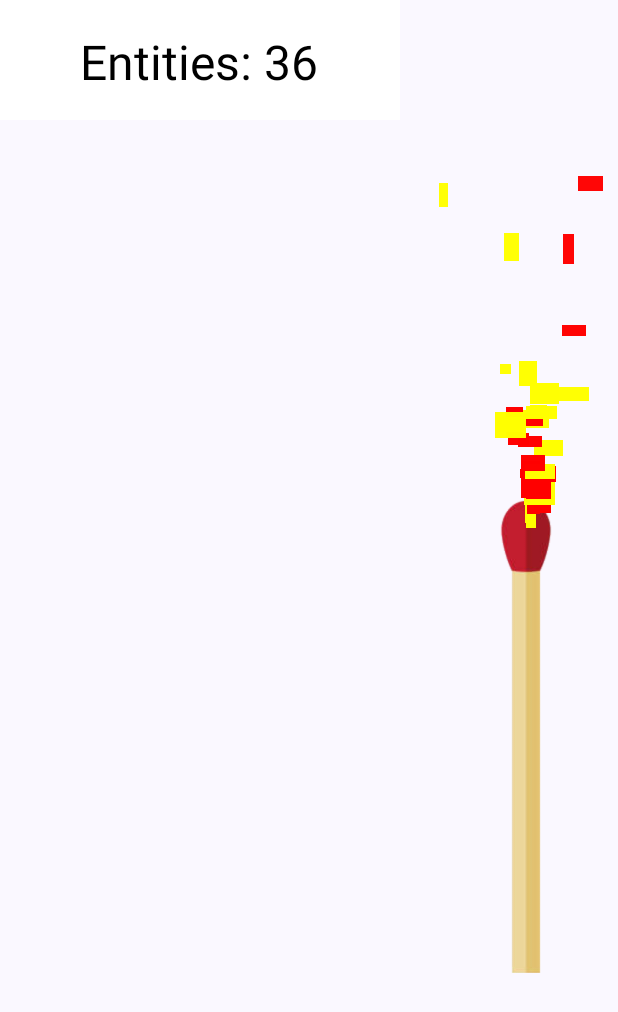
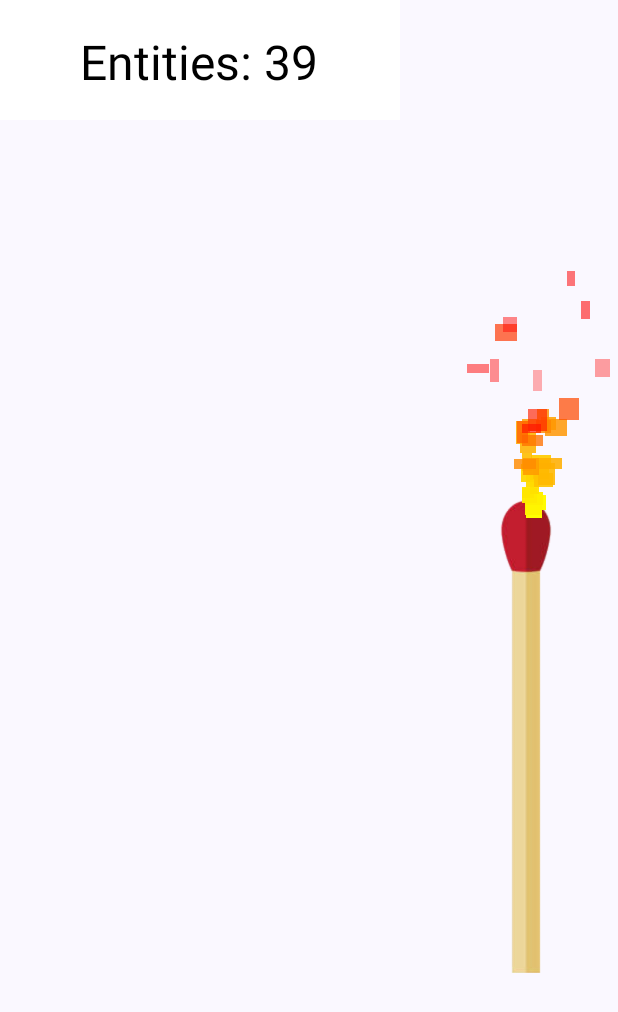
Before and after one commit to jschnall/ParticleOverlay, an Android app built with Jetpack Compose: the screen it shows after launch (MainActivity), on a phone screen of 412 x 824 dp. Shown: the top 1012 px of the screen. Run offline under Robolectric (Android 15) with nearby library versions, the phone set to English and light mode, and no system bars.

Commit message:
Added color param and ability to change color over time

```diff
--- a/app/src/main/java/dev/wary/particle/engine/Emitter.kt
+++ b/app/src/main/java/dev/wary/particle/engine/Emitter.kt
@@ -1,6 +1,5 @@
 package dev.wary.particle.engine
 
-import android.graphics.Color
 import kotlin.math.abs
 import kotlin.random.Random
 
@@ -27,8 +26,7 @@ class TemplateParticleBuilder(val template: Particle): ParticleBuilder {
             acceleration = template.acceleration.copy(),
             drawableResId = template.drawableResId,
             color = template.color,
-            alpha = template.alpha,
-            alphaChange = template.alphaChange
+            colorChange = template.colorChange
     )
 }
 
@@ -42,9 +40,8 @@ class RangedParticleBuilder(val params: ParticleParams): ParticleBuilder {
             velocity = Point(params.vx.value, params.vy.value),
             acceleration = Point(params.ax.value, params.ay.value),
             drawableResId = params.drawableResIds?.value,
-            color = params.colors.value,
-            alpha = params.alpha?.let { params.alpha.value },
-            alphaChange = params.alphaChange.value
+            color = params.color.value,
+            colorChange = params.colorChange.value
         )
     }
 }
@@ -99,7 +96,8 @@ class ParticleEmitter(
     velocity: Point = Point(0.0, 0.0),
     acceleration: Point = Point(0.0, 0.0),
     drawableResId: Int? = null,
-    color: Int = Color.TRANSPARENT
+    color: DoubleColor = android.graphics.Color.TRANSPARENT.toDoubleColor(),
+    colorChange: DoubleColor = DoubleColor()
 ): Particle(
     lifeSpan = lifeSpan,
     width = width,
@@ -108,7 +106,8 @@ class ParticleEmitter(
     velocity = velocity,
     acceleration = acceleration,
     drawableResId = drawableResId,
-    color = color
+    color = color,
+    colorChange = colorChange
 ), Emitter, Source {
     override fun emit() = builder.build(this)
     override fun startPosition() = source?.startPosition() ?: position
--- a/app/src/main/java/dev/wary/particle/engine/Engine.kt
+++ b/app/src/main/java/dev/wary/particle/engine/Engine.kt
@@ -90,9 +90,7 @@ class ParticleEngine(
         particle.velocity.x += particle.acceleration.x * elapsedTime
         particle.velocity.y += particle.acceleration.y * elapsedTime
 
-        particle.alpha?.let {
-            particle.alpha = (it + (particle.alphaChange * elapsedTime)).coerceIn(0.0, 255.0)
-        }
+        particle.color += particle.colorChange * elapsedTime
     }
 
     private fun handleCollisions(particle: Particle, vxFrame: Double, vyFrame: Double) {
--- a/app/src/main/java/dev/wary/particle/engine/Particle.kt
+++ b/app/src/main/java/dev/wary/particle/engine/Particle.kt
@@ -1,6 +1,5 @@
 package dev.wary.particle.engine
 
-import android.graphics.Color
 import java.util.logging.Logger
 import kotlin.random.Random
 
@@ -23,6 +22,47 @@ data class CollisionBehavior(
 // TODO replace Entity with Rect?
 open class Entity(val position: Point, var width: Double, var height: Double)
 
+class DoubleColor(var alpha: Double = 0.0, var red: Double = 0.0, var green: Double = 0.0, var blue: Double = 0.0) {
+    constructor(color: Int): this(
+        alpha = ((color shr 24) and 0xff).toDouble(),
+        red = ((color shr 16) and 0xff).toDouble(),
+        green = ((color shr 8) and 0xff).toDouble(),
+        blue = (color and 0xff).toDouble()
+    )
+
+    // Warning: Do not use with paint.setColor()
+    fun toInt(): Int =
+        (alpha.toInt() and 0xff) shl 24 or
+        (red.toInt() and 0xff) shl 16 or
+        (green.toInt() and 0xff) shl 8 or
+        (blue.toInt() and 0xff)
+
+    operator fun times(l: Long): DoubleColor {
+        return DoubleColor(
+            alpha = (alpha * l),
+            red = (red * l),
+            green = (green * l),
+            blue = (blue * l)
+        )
+    }
+
+    operator fun plus(other: DoubleColor): DoubleColor {
+        return DoubleColor(
+            alpha = (alpha + other.alpha).coerceIn(0.0, 255.0),
+            red = (red + other.red).coerceIn(0.0, 255.0),
+            green = (green + other.green).coerceIn(0.0, 255.0),
+            blue = (blue + other.blue).coerceIn(0.0, 255.0)
+        )
+    }
+
+
+    companion object{
+        fun fromInt(color: Int) = DoubleColor(color)
+    }
+}
+
+fun Int.toDoubleColor() = DoubleColor.fromInt(this)
+
 open class Particle(
     position: Point,
     width: Double,
@@ -31,11 +71,9 @@ open class Particle(
     val velocity: Point = Point(0.0, 0.0),
     val acceleration: Point = Point(0.0, 0.0),
     // val sizeDelta: Point,
-    var alpha: Double? = null,
-    val alphaChange: Double = 0.0,
     var drawableResId: Int? = null,
-    var color: Int = Color.TRANSPARENT,
-    // var colorDelta: Int,
+    var color: DoubleColor = DoubleColor(),
+    val colorChange: DoubleColor = DoubleColor(),
     val collisionBehavior: CollisionBehavior = CollisionBehavior()
 ): Entity (position = position, width = width, height = height)
 
@@ -72,6 +110,16 @@ class DoubleRangeParam(from: Double, toExclusive: Double): RangeParam<Double>(fr
         get() = Random.nextDouble(from, toExclusive)
 }
 
+class ColorRangeParam(
+    fromDoubleColor: DoubleColor,
+    toDoubleColorExclusive: DoubleColor
+) {
+    constructor(from: Int, to: Int): this(
+        fromDoubleColor = DoubleColor.fromInt(from),
+        toDoubleColorExclusive = DoubleColor.fromInt(to)
+    )
+}
+
 // Used to Initialize new particles
 data class ParticleParams(
     val lifeSpan: Param<Long>, // Lifespan of particle in millis
@@ -82,7 +130,6 @@ data class ParticleParams(
     val ax: Param<Double>,
     val ay: Param<Double>,
     val drawableResIds: ListParam<Int>? = null,
-    val colors: Param<Int> = ListParam(listOf(Color.TRANSPARENT)),
-    val alpha: Param<Double>? = null,
-    val alphaChange: Param<Double> = ExactParam(0.0)
+    val color: Param<DoubleColor> = ExactParam(DoubleColor()),
+    val colorChange: Param<DoubleColor> = ExactParam(DoubleColor()),
 )
--- a/app/src/main/java/dev/wary/particle/engine/Renderer.kt
+++ b/app/src/main/java/dev/wary/particle/engine/Renderer.kt
@@ -1,12 +1,12 @@
 package dev.wary.particle.engine
 
 import android.content.Context
-import android.graphics.BlendMode
 import android.graphics.Canvas
 import android.graphics.Color
 import android.graphics.Paint
 import android.graphics.Rect
 import androidx.appcompat.content.res.AppCompatResources
+import java.util.logging.Logger
 
 
 class ParticleRenderer {
@@ -14,7 +14,6 @@ class ParticleRenderer {
     private val bounds = Rect(0,0,0,0)
 
     fun drawDebugInfo(canvas: Canvas, engine: ParticleEngine) {
-        paint.alpha = 255
         paint.color = Color.WHITE
         canvas.drawRect(0f, 0f, 400f, 120f, paint)
         paint.color = Color.BLACK
@@ -22,6 +21,7 @@ class ParticleRenderer {
         canvas.drawText("Entities: ${engine.entities.size }", 80f, 80f, paint)
     }
 
+    @OptIn(ExperimentalStdlibApi::class)
     fun drawParticle(particle: Particle, canvas: Canvas, context: Context) {
         bounds.left = particle.position.x.toInt()
         bounds.right = (particle.position.x + particle.width).toInt()
@@ -29,10 +29,15 @@ class ParticleRenderer {
         bounds.bottom = (particle.position.y + particle.height).toInt()
 
         // Draw background
-        paint.color = particle.color
-        particle.alpha?.let {
-            paint.alpha = it.toInt()
-        }
+        paint.setARGB(
+            particle.color.alpha.toInt(),
+            particle.color.red.toInt(),
+            particle.color.green.toInt(),
+            particle.color.blue.toInt()
+        )
+
+        Logger.getLogger("FOO").info(particle.color.alpha.toInt().toHexString())
+        Logger.getLogger("FOO").info(paint.color.toHexString())
         canvas.drawRect(bounds, paint)
 
         // Draw image
--- a/app/src/main/java/dev/wary/particle/ui/ParticleEmitterScreen.kt
+++ b/app/src/main/java/dev/wary/particle/ui/ParticleEmitterScreen.kt
@@ -10,6 +10,7 @@ import androidx.compose.runtime.neverEqualPolicy
 import androidx.compose.runtime.remember
 import androidx.compose.ui.Modifier
 import dev.wary.particle.R
+import dev.wary.particle.engine.DoubleColor
 import dev.wary.particle.engine.Entity
 import dev.wary.particle.engine.ParticleEmitter
 import dev.wary.particle.engine.ParticleEngine
@@ -17,10 +18,10 @@ import dev.wary.particle.engine.ParticleParams
 import dev.wary.particle.engine.Point
 import dev.wary.particle.engine.DoubleRangeParam
 import dev.wary.particle.engine.ExactParam
-import dev.wary.particle.engine.ListParam
 import dev.wary.particle.engine.LongRangeParam
 import dev.wary.particle.engine.RangedParticleBuilder
 import dev.wary.particle.engine.listParamOf
+import dev.wary.particle.engine.toDoubleColor
 
 @Composable
 fun ParticleEmitterScreen(modifier: Modifier = Modifier) {
@@ -38,18 +39,17 @@ fun ParticleEmitterScreen(modifier: Modifier = Modifier) {
 fun buildParticleEmitter(): ParticleEngine {
     val builder = RangedParticleBuilder(
         ParticleParams(
-            lifeSpan = LongRangeParam(1000, 5000),
-            width = DoubleRangeParam(8.0, 32.0),
-            height = DoubleRangeParam(8.0, 32.0),
+            lifeSpan = LongRangeParam(2000, 5000),
+            width = DoubleRangeParam(8.0, 24.0),
+            height = DoubleRangeParam(8.0, 24.0),
             vx = DoubleRangeParam(-0.02, 0.02),
             vy = DoubleRangeParam(-0.1, -0.04),
             ax = ExactParam(0.0),
-            ay = ExactParam(0.0),
-            colors = listParamOf(
-                Color.RED, Color.YELLOW
+            ay = ExactParam(0.00001),
+            color = listParamOf(
+                Color.YELLOW.toDoubleColor()
             ),
-            alpha = ExactParam(255.0),
-            alphaChange = DoubleRangeParam(-0.002, -0.001)
+            colorChange = ExactParam(DoubleColor(-0.04, 0.0, -0.1, 0.0)),
         )
     )
 
--- a/app/src/main/java/dev/wary/particle/ui/PointEmitterScreen.kt
+++ b/app/src/main/java/dev/wary/particle/ui/PointEmitterScreen.kt
@@ -9,6 +9,7 @@ import androidx.compose.runtime.mutableStateOf
 import androidx.compose.runtime.neverEqualPolicy
 import androidx.compose.runtime.remember
 import androidx.compose.ui.Modifier
+import dev.wary.particle.engine.DoubleColor
 import dev.wary.particle.engine.Entity
 import dev.wary.particle.engine.ParticleEngine
 import dev.wary.particle.engine.ParticleParams
@@ -19,6 +20,7 @@ import dev.wary.particle.engine.ExactParam
 import dev.wary.particle.engine.LongRangeParam
 import dev.wary.particle.engine.RangedParticleBuilder
 import dev.wary.particle.engine.listParamOf
+import dev.wary.particle.engine.toDoubleColor
 
 @Composable
 fun PointEmitterScreen(modifier: Modifier = Modifier) {
@@ -43,9 +45,14 @@ fun buildPointEmitter(): ParticleEngine {
             vy = DoubleRangeParam(-0.4, 0.4),
             ax = ExactParam(0.0),
             ay = ExactParam(0.0),
-            colors = listParamOf(
-                Color.RED, Color.GREEN, Color.BLUE, Color.YELLOW, Color.MAGENTA
-            )
+            color = listParamOf(
+                Color.RED.toDoubleColor(),
+                Color.GREEN.toDoubleColor(),
+                Color.BLUE.toDoubleColor(),
+                Color.YELLOW.toDoubleColor(),
+                Color.MAGENTA.toDoubleColor()
+            ),
+            colorChange = ExactParam(DoubleColor(0.0, 0.0, 0.0, 0.0))
         )
     )
     val entities = mutableListOf<Entity>().apply {
```
